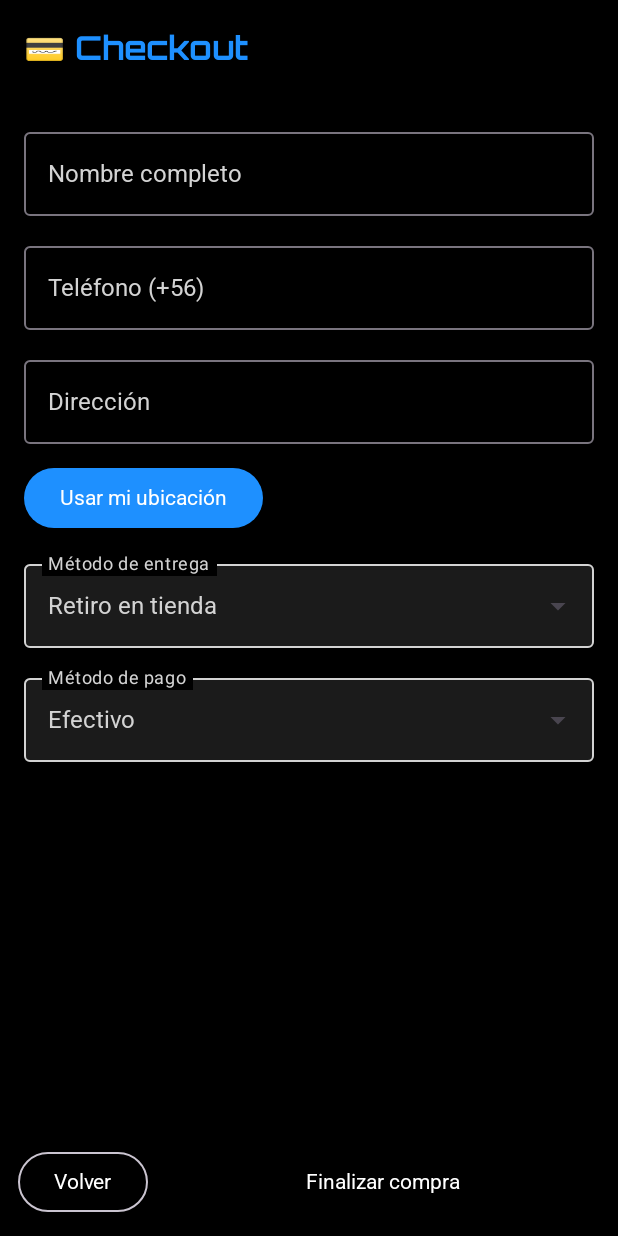
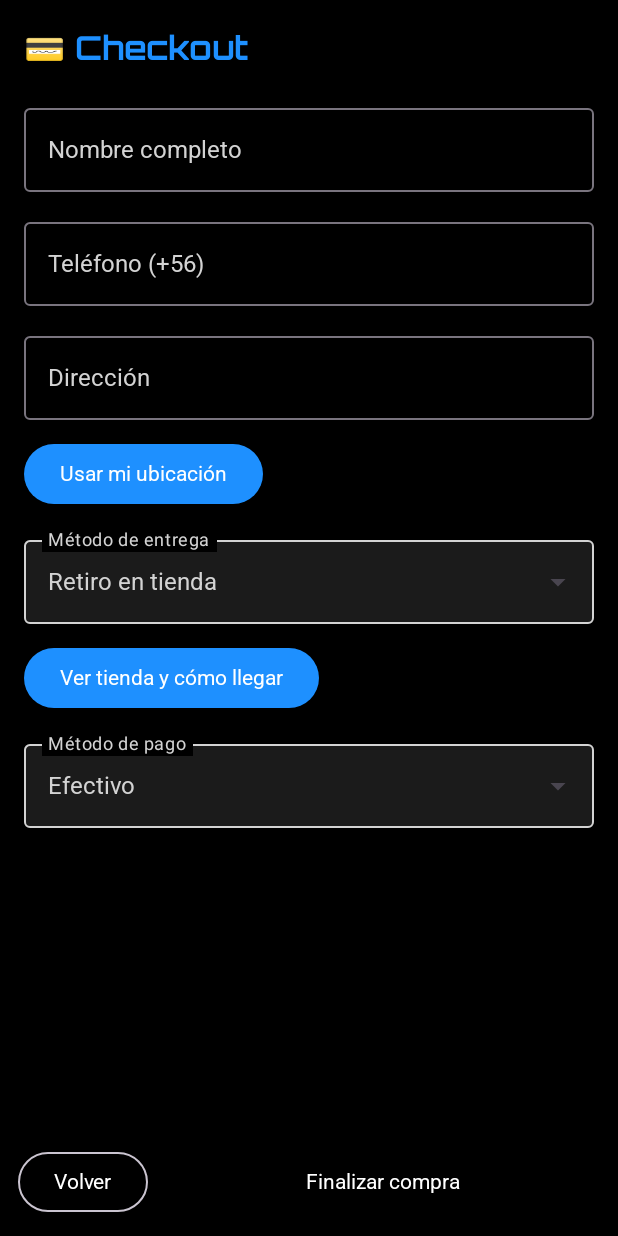
Before and after one commit to VicenteJFV/Level-Up-Mobile, an Android app built with Jetpack Compose: the CheckoutScreen screen opened through its navigation route, on a phone screen of 412 x 824 dp. Run offline under Robolectric (Android 15) with nearby library versions, the phone set to English and light mode, and no system bars; our stand-ins replace Room's generated code.

Commit message:
Implementacion de recurso nativo para Obtener direccion de la tienda presencial

```diff
--- /dev/null
+++ b/app/src/main/java/com/example/levelupmobile/common/StoreLocations.kt
@@ -0,0 +1,18 @@
+package com.example.levelupmobile.common
+
+data class StoreLocation(
+    val name: String,
+    val lat: Double,
+    val lng: Double,
+    val address: String = ""
+)
+
+object StoreLocations {
+    // Ejemplo: centro de Santiago (cámbialo por tu dirección real)
+    val MAIN = StoreLocation(
+        name = "Level-Up Gamer (Casa Matriz)",
+        lat = -33.448918,
+        lng = -70.6700713,
+        address = "Duoc UC: Sede Alameda"
+    )
+}
--- /dev/null
+++ b/app/src/main/java/com/example/levelupmobile/ui/components/MapIntents.kt
@@ -0,0 +1,38 @@
+package com.example.levelupmobile.ui.components
+
+import android.content.ActivityNotFoundException
+import android.content.Context
+import android.content.Intent
+import android.net.Uri
+import java.net.URLEncoder
+import com.example.levelupmobile.common.StoreLocation
+
+/**
+ * Abre Google Maps si está instalado. Sino, abre en el navegador.
+ */
+fun openStoreInMaps(context: Context, store: StoreLocation) {
+    val label = if (store.address.isNotBlank()) store.address else store.name
+    val encodedLabel = URLEncoder.encode(label, "UTF-8")
+
+    // 1) Intent para la app de Google Maps (si está instalada)
+    val mapsUri = Uri.parse("geo:${store.lat},${store.lng}?q=${store.lat},${store.lng}($encodedLabel)")
+    val mapsIntent = Intent(Intent.ACTION_VIEW, mapsUri).apply {
+        setPackage("com.google.android.apps.maps")
+    }
+
+    try {
+        context.startActivity(mapsIntent)
+        return
+    } catch (_: ActivityNotFoundException) {
+        // Sigue al fallback
+    }
+
+    // 2) Fallback: abrir en navegador (Google Maps Web)
+    val webUri = Uri.parse("https://www.google.com/maps/search/?api=1&query=${store.lat},${store.lng}&query_place_id=$encodedLabel")
+    val webIntent = Intent(Intent.ACTION_VIEW, webUri)
+    try {
+        context.startActivity(webIntent)
+    } catch (_: Exception) {
+        // Nada más que hacer; opcional: mostrar un toast/snackbar si quieres
+    }
+}
--- /dev/null
+++ b/app/src/main/java/com/example/levelupmobile/ui/components/StoreMapButton.kt
@@ -0,0 +1,23 @@
+package com.example.levelupmobile.ui.components
+
+import androidx.compose.material3.Button
+import androidx.compose.material3.Text
+import androidx.compose.runtime.Composable
+import androidx.compose.ui.Modifier
+import androidx.compose.ui.platform.LocalContext
+import com.example.levelupmobile.common.StoreLocation
+
+@Composable
+fun StoreMapButton(
+    store: StoreLocation,
+    modifier: Modifier = Modifier,
+    label: String = "Ver tienda en Maps"
+) {
+    val ctx = LocalContext.current
+    Button(
+        onClick = { openStoreInMaps(ctx, store) },
+        modifier = modifier
+    ) {
+        Text(label)
+    }
+}
--- a/app/src/main/java/com/example/levelupmobile/ui/screens/CheckoutScreen.kt
+++ b/app/src/main/java/com/example/levelupmobile/ui/screens/CheckoutScreen.kt
@@ -1,12 +1,20 @@
 package com.example.levelupmobile.ui.screens
 
 import androidx.compose.foundation.layout.*
+import androidx.compose.foundation.lazy.LazyColumn
+import androidx.compose.foundation.lazy.items
 import androidx.compose.material3.*
 import androidx.compose.runtime.*
 import androidx.compose.ui.Modifier
 import androidx.compose.ui.platform.LocalContext
 import androidx.compose.ui.unit.dp
+import androidx.compose.ui.platform.LocalDensity
+import androidx.compose.foundation.lazy.*
+import androidx.compose.ui.platform.LocalView
+import androidx.core.view.ViewCompat
+import com.example.levelupmobile.common.StoreLocations
 import com.example.levelupmobile.ui.components.LocationButton
+import com.example.levelupmobile.ui.components.StoreMapButton
 import com.example.levelupmobile.ui.components.reverseGeocode
 import com.example.levelupmobile.ui.theme.*
 import com.example.levelupmobile.vm.CheckoutUi
@@ -58,15 +66,29 @@ fun CheckoutScreen(
                 }
             }
         }
-    ) { padding ->
-        Column(
-            Modifier
-                .padding(padding)
-                .padding(16.dp)
-                .fillMaxSize(),
+    ) { innerPadding ->
+
+        // Padding de lista: respetamos el padding del Scaffold y damos espacio extra para la bottomBar
+        val listPadding = PaddingValues(
+            start = 16.dp,
+            end = 16.dp,
+            top = innerPadding.calculateTopPadding(),
+            bottom = innerPadding.calculateBottomPadding() + 120.dp
+        )
+
+        val ctx = LocalContext.current
+        val scope = rememberCoroutineScope()
+
+        LazyColumn(
+            modifier = Modifier
+                .fillMaxSize()
+                .imePadding()             // evita que el teclado tape los campos
+                .navigationBarsPadding(), // evita superposición con la nav bar
+            contentPadding = listPadding,
             verticalArrangement = Arrangement.spacedBy(12.dp)
         ) {
-            // Nombre
+
+            item {
                 OutlinedTextField(
                     value = ui.name, onValueChange = onName,
                     label = { Text("Nombre completo") },
@@ -74,8 +96,9 @@ fun CheckoutScreen(
                     modifier = Modifier.fillMaxWidth()
                 )
                 Helper(ui.errors["name"])
+            }
 
-            // Teléfono
+            item {
                 OutlinedTextField(
                     value = ui.phone, onValueChange = onPhone,
                     label = { Text("Teléfono (+56)") },
@@ -83,8 +106,9 @@ fun CheckoutScreen(
                     modifier = Modifier.fillMaxWidth()
                 )
                 Helper(ui.errors["phone"])
+            }
 
-            // Dirección
+            item {
                 OutlinedTextField(
                     value = ui.address, onValueChange = onAddress,
                     label = { Text("Dirección") },
@@ -92,38 +116,47 @@ fun CheckoutScreen(
                     modifier = Modifier.fillMaxWidth()
                 )
                 Helper(ui.errors["address"])
+            }
 
-            val ctx = LocalContext.current
-            val scope = rememberCoroutineScope()
-
+            item {
                 LocationButton(
                     onLocationReady = { lat, lng ->
                         onSetLocation(lat, lng)
-
                         scope.launch {
                             val addr = reverseGeocode(ctx, lat, lng)
                             if (addr != null) {
                                 onAddress(addr)
                             } else {
-                            // Fallback: deja las coordenadas si no se pudo resolver
                                 onAddress("$lat, $lng")
                                 snackbarHostState.showSnackbar("No se pudo resolver la dirección; usando coordenadas.")
                             }
                         }
                     }
                 )
+            }
 
-            // Método de entrega
+            item {
                 DeliveryDropdown(
                     selected = ui.delivery,
                     onSelect = onDelivery
                 )
+            }
 
-            // Método de pago
+            item {
+                if (ui.delivery == "Retiro en tienda") {
+                    StoreMapButton(
+                        store = StoreLocations.MAIN,
+                        label = "Ver tienda y cómo llegar"
+                    )
+                }
+            }
+
+            item {
                 PaymentDropdown(
                     selected = ui.payment,
                     onSelect = onPayment
                 )
+            }
         }
     }
 }
```
Lines whose indentation alone changed are shown as unchanged.
